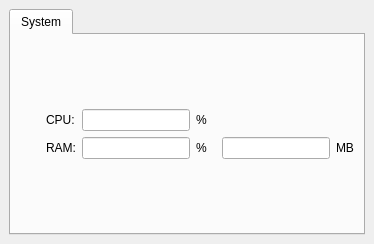
This is src/gui/ui/dockwidget.ui in pblottiere/snail as Qt 5 draws it before an edit. The edited form follows.
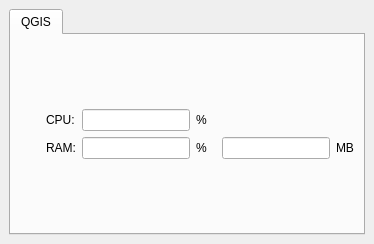
This is the edited form.

The edit to the form file:
```diff
--- a/src/gui/ui/dockwidget.ui
+++ b/src/gui/ui/dockwidget.ui
@@ -22,7 +22,7 @@
       </property>
       <widget class="QWidget" name="mTabSystem">
        <attribute name="title">
-        <string>System</string>
+        <string>QGIS</string>
        </attribute>
        <layout class="QVBoxLayout" name="verticalLayout_2" stretch="0,2">
         <item>
```
